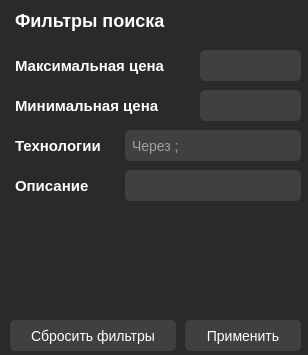
Above: filter_search/filter_search.ui from b0shka/selling_apps before the change. Below: the same form after it.
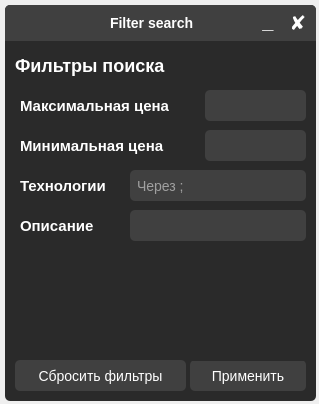
That is the form after the change.

```diff
--- a/filter_search/filter_search.ui
+++ b/filter_search/filter_search.ui
@@ -6,8 +6,8 @@
    <rect>
     <x>0</x>
     <y>0</y>
-    <width>308</width>
-    <height>355</height>
+    <width>319</width>
+    <height>404</height>
    </rect>
   </property>
   <property name="minimumSize">
@@ -18,69 +18,227 @@
   </property>
   <property name="maximumSize">
    <size>
-    <width>308</width>
-    <height>355</height>
+    <width>16777215</width>
+    <height>3213213</height>
    </size>
   </property>
   <property name="windowTitle">
    <string>Filter search</string>
   </property>
   <property name="styleSheet">
-   <string notr="true">background-color: #2a2a2a;
+   <string notr="true"/>
+  </property>
+  <widget class="QFrame" name="frame">
+   <property name="geometry">
+    <rect>
+     <x>5</x>
+     <y>5</y>
+     <width>311</width>
+     <height>396</height>
+    </rect>
+   </property>
+   <property name="minimumSize">
+    <size>
+     <width>311</width>
+     <height>396</height>
+    </size>
+   </property>
+   <property name="maximumSize">
+    <size>
+     <width>311</width>
+     <height>396</height>
+    </size>
+   </property>
+   <property name="styleSheet">
+    <string notr="true">border: none;
+border-radius: 5px;
+background-color: #2a2a2a;
 color: white;</string>
   </property>
-  <widget class="QPushButton" name="pushButton_2">
+   <property name="frameShape">
+    <enum>QFrame::StyledPanel</enum>
+   </property>
+   <property name="frameShadow">
+    <enum>QFrame::Raised</enum>
+   </property>
+   <widget class="QLabel" name="label_12">
    <property name="geometry">
     <rect>
      <x>10</x>
-     <y>320</y>
-     <width>166</width>
-     <height>31</height>
-    </rect>
+      <y>375</y>
+      <width>186</width>
+      <height>21</height>
+     </rect>
+    </property>
+    <property name="text">
+     <string/>
+    </property>
+   </widget>
+   <widget class="QFrame" name="frame_3">
+    <property name="geometry">
+     <rect>
+      <x>0</x>
+      <y>0</y>
+      <width>311</width>
+      <height>36</height>
+     </rect>
+    </property>
+    <property name="styleSheet">
+     <string notr="true">QFrame{
+	border-bottom-left-radius: 0px;
+	border-bottom-right-radius: 0px;
+	background-color: #404040;
+}</string>
+    </property>
+    <property name="frameShape">
+     <enum>QFrame::StyledPanel</enum>
+    </property>
+    <property name="frameShadow">
+     <enum>QFrame::Raised</enum>
+    </property>
+    <widget class="QPushButton" name="pushButton_8">
+     <property name="geometry">
+      <rect>
+       <x>280</x>
+       <y>5</y>
+       <width>26</width>
+       <height>26</height>
+      </rect>
+     </property>
+     <property name="font">
+      <font>
+       <pointsize>-1</pointsize>
+       <weight>75</weight>
+       <bold>true</bold>
+      </font>
    </property>
    <property name="styleSheet">
     <string notr="true">QPushButton {
-	padding: 2px;
-	font-size: 14px;
+	font-size: 20px;
 	height: 28px;
 	color: white;
 	background-color: #404040;
 	border-radius: 5px;
 }
 QPushButton::hover {
-	background-color: #949494;
+	background-color: #ffb0be;
+	color: black;
 }</string>
    </property>
    <property name="text">
-    <string>Сбросить фильтры</string>
-   </property>
-  </widget>
-  <widget class="QLineEdit" name="lineEdit_3">
+      <string>✘</string>
+     </property>
+    </widget>
+    <widget class="QPushButton" name="pushButton_9">
    <property name="geometry">
     <rect>
-     <x>125</x>
-     <y>130</y>
-     <width>176</width>
-     <height>31</height>
-    </rect>
-   </property>
+       <x>250</x>
+       <y>5</y>
+       <width>26</width>
+       <height>26</height>
+      </rect>
+     </property>
+     <property name="font">
+      <font>
+       <pointsize>-1</pointsize>
+       <weight>75</weight>
+       <bold>true</bold>
+      </font>
+     </property>
    <property name="styleSheet">
-    <string notr="true">padding: 2px 5px;
-font-size: 14px;
-height: 28px;
-color: white;
-background-color: #404040;
-border-radius: 5px;</string>
-   </property>
-   <property name="placeholderText">
-    <string>Через ;</string>
+      <string notr="true">QPushButton {
+	padding-bottom: 4px;
+	font-size: 20px;
+	color: white;
+	background-color: #404040;
+	border-radius: 5px;
+}
+QPushButton::hover {
+	background-color: #2a2a2a;
+}</string>
+     </property>
+     <property name="text">
+      <string>_</string>
+     </property>
+    </widget>
+    <widget class="QLabel" name="label_13">
+     <property name="geometry">
+      <rect>
+       <x>105</x>
+       <y>10</y>
+       <width>106</width>
+       <height>16</height>
+      </rect>
+     </property>
+     <property name="font">
+      <font>
+       <pointsize>-1</pointsize>
+       <weight>75</weight>
+       <bold>true</bold>
+      </font>
+     </property>
+     <property name="styleSheet">
+      <string notr="true">font-size: 14px;
+color: white;</string>
+     </property>
+     <property name="text">
+      <string>Filter search</string>
+     </property>
+    </widget>
+   </widget>
+   <widget class="QLabel" name="label_7">
+    <property name="geometry">
+     <rect>
+      <x>15</x>
+      <y>210</y>
+      <width>91</width>
+      <height>21</height>
+     </rect>
+    </property>
+    <property name="font">
+     <font>
+      <pointsize>-1</pointsize>
+      <weight>75</weight>
+      <bold>true</bold>
+     </font>
+    </property>
+    <property name="styleSheet">
+     <string notr="true">font-size: 15px;
+color: white;</string>
+    </property>
+    <property name="text">
+     <string>Описание</string>
+    </property>
+   </widget>
+   <widget class="QLabel" name="label_4">
+    <property name="geometry">
+     <rect>
+      <x>15</x>
+      <y>90</y>
+      <width>181</width>
+      <height>21</height>
+     </rect>
+    </property>
+    <property name="font">
+     <font>
+      <pointsize>-1</pointsize>
+      <weight>75</weight>
+      <bold>true</bold>
+     </font>
+    </property>
+    <property name="styleSheet">
+     <string notr="true">font-size: 15px;
+color: white;</string>
+    </property>
+    <property name="text">
+     <string>Максимальная цена</string>
    </property>
   </widget>
   <widget class="QLabel" name="label_5">
    <property name="geometry">
     <rect>
      <x>15</x>
-     <y>95</y>
+      <y>130</y>
      <width>171</width>
      <height>21</height>
     </rect>
@@ -100,37 +258,32 @@
     <string>Минимальная цена</string>
    </property>
   </widget>
-  <widget class="QPushButton" name="pushButton">
+   <widget class="QLineEdit" name="lineEdit_4">
    <property name="geometry">
     <rect>
-     <x>185</x>
-     <y>320</y>
-     <width>116</width>
+      <x>125</x>
+      <y>205</y>
+      <width>176</width>
      <height>31</height>
     </rect>
    </property>
    <property name="styleSheet">
-    <string notr="true">QPushButton {
-	padding: 2px;
-	font-size: 14px;
-	height: 28px;
-	color: white;
-	background-color: #404040;
-	border-radius: 5px;
-}
-QPushButton::hover {
-	background-color: #949494;
-}</string>
-   </property>
-   <property name="text">
-    <string>Применить</string>
+     <string notr="true">padding: 2px 5px;
+font-size: 14px;
+height: 28px;
+color: white;
+background-color: #404040;
+border-radius: 5px;</string>
+    </property>
+    <property name="placeholderText">
+     <string/>
    </property>
   </widget>
   <widget class="QLabel" name="label">
    <property name="geometry">
     <rect>
-     <x>15</x>
-     <y>10</y>
+      <x>10</x>
+      <y>50</y>
      <width>196</width>
      <height>21</height>
     </rect>
@@ -150,29 +303,11 @@
     <string>Фильтры поиска</string>
    </property>
   </widget>
-  <widget class="QLineEdit" name="lineEdit">
-   <property name="geometry">
-    <rect>
-     <x>200</x>
-     <y>50</y>
-     <width>101</width>
-     <height>31</height>
-    </rect>
-   </property>
-   <property name="styleSheet">
-    <string notr="true">padding: 2px 5px;
-font-size: 14px;
-height: 28px;
-color: white;
-background-color: #404040;
-border-radius: 5px;</string>
-   </property>
-  </widget>
   <widget class="QLabel" name="label_6">
    <property name="geometry">
     <rect>
      <x>15</x>
-     <y>135</y>
+      <y>170</y>
      <width>106</width>
      <height>21</height>
     </rect>
@@ -192,35 +327,11 @@
     <string>Технологии</string>
    </property>
   </widget>
-  <widget class="QLabel" name="label_4">
-   <property name="geometry">
-    <rect>
-     <x>15</x>
-     <y>55</y>
-     <width>181</width>
-     <height>21</height>
-    </rect>
-   </property>
-   <property name="font">
-    <font>
-     <pointsize>-1</pointsize>
-     <weight>75</weight>
-     <bold>true</bold>
-    </font>
-   </property>
-   <property name="styleSheet">
-    <string notr="true">font-size: 15px;
-color: white;</string>
-   </property>
-   <property name="text">
-    <string>Максимальная цена</string>
-   </property>
-  </widget>
   <widget class="QLineEdit" name="lineEdit_2">
    <property name="geometry">
     <rect>
      <x>200</x>
-     <y>90</y>
+      <y>125</y>
      <width>101</width>
      <height>31</height>
     </rect>
@@ -234,11 +345,76 @@
 border-radius: 5px;</string>
    </property>
   </widget>
+   <widget class="QLineEdit" name="lineEdit">
+    <property name="geometry">
+     <rect>
+      <x>200</x>
+      <y>85</y>
+      <width>101</width>
+      <height>31</height>
+     </rect>
+    </property>
+    <property name="styleSheet">
+     <string notr="true">padding: 2px 5px;
+font-size: 14px;
+height: 28px;
+color: white;
+background-color: #404040;
+border-radius: 5px;</string>
+    </property>
+   </widget>
+   <widget class="QPushButton" name="pushButton">
+    <property name="geometry">
+     <rect>
+      <x>185</x>
+      <y>355</y>
+      <width>116</width>
+      <height>31</height>
+     </rect>
+    </property>
+    <property name="styleSheet">
+     <string notr="true">QPushButton {
+	padding: 2px;
+	font-size: 14px;
+	height: 28px;
+	color: white;
+	background-color: #404040;
+	border-radius: 5px;
+}
+QPushButton::hover {
+	background-color: #949494;
+}</string>
+    </property>
+    <property name="text">
+     <string>Применить</string>
+    </property>
+   </widget>
+   <widget class="QLineEdit" name="lineEdit_3">
+    <property name="geometry">
+     <rect>
+      <x>125</x>
+      <y>165</y>
+      <width>176</width>
+      <height>31</height>
+     </rect>
+    </property>
+    <property name="styleSheet">
+     <string notr="true">padding: 2px 5px;
+font-size: 14px;
+height: 28px;
+color: white;
+background-color: #404040;
+border-radius: 5px;</string>
+    </property>
+    <property name="placeholderText">
+     <string>Через ;</string>
+    </property>
+   </widget>
   <widget class="QLabel" name="label_3">
    <property name="geometry">
     <rect>
-     <x>15</x>
-     <y>290</y>
+      <x>25</x>
+      <y>335</y>
      <width>281</width>
      <height>21</height>
     </rect>
@@ -264,50 +440,32 @@
     <set>Qt::AlignCenter</set>
    </property>
   </widget>
-  <widget class="QLineEdit" name="lineEdit_4">
+   <widget class="QPushButton" name="pushButton_2">
    <property name="geometry">
     <rect>
-     <x>125</x>
-     <y>170</y>
-     <width>176</width>
+      <x>10</x>
+      <y>355</y>
+      <width>171</width>
      <height>31</height>
     </rect>
    </property>
    <property name="styleSheet">
-    <string notr="true">padding: 2px 5px;
-font-size: 14px;
-height: 28px;
-color: white;
-background-color: #404040;
-border-radius: 5px;</string>
-   </property>
-   <property name="placeholderText">
-    <string/>
-   </property>
-  </widget>
-  <widget class="QLabel" name="label_7">
-   <property name="geometry">
-    <rect>
-     <x>15</x>
-     <y>175</y>
-     <width>91</width>
-     <height>21</height>
-    </rect>
-   </property>
-   <property name="font">
-    <font>
-     <pointsize>-1</pointsize>
-     <weight>75</weight>
-     <bold>true</bold>
-    </font>
-   </property>
-   <property name="styleSheet">
-    <string notr="true">font-size: 15px;
-color: white;</string>
+     <string notr="true">QPushButton {
+	padding: 2px;
+	font-size: 14px;
+	height: 28px;
+	color: white;
+	background-color: #404040;
+	border-radius: 5px;
+}
+QPushButton::hover {
+	background-color: #949494;
+}</string>
    </property>
    <property name="text">
-    <string>Описание</string>
-   </property>
+     <string>Сбросить фильтры</string>
+    </property>
+   </widget>
   </widget>
  </widget>
  <resources/>
```
Lines whose indentation alone changed are shown as unchanged.
